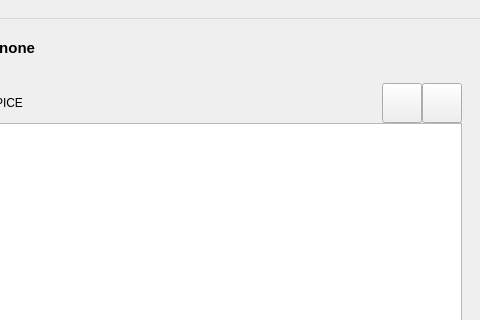
Above: ui/mainwindow.ui from SirBlaz333/L2Spice before the change; both pictures show x 544 to 1024 and y 0 to 320 of the 1024 by 600 pixel window. Below: the same form after it.
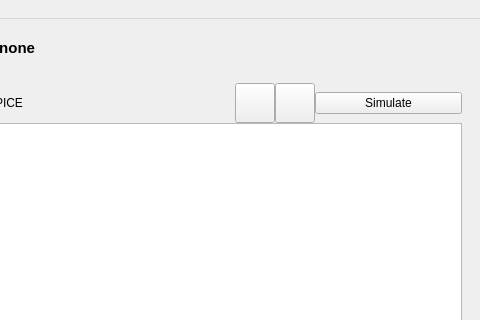
That is the form after the change. Icons and pictures are not drawn. Custom widgets are drawn as their Qt base class.

Diff of the .ui file:
```diff
--- a/ui/mainwindow.ui
+++ b/ui/mainwindow.ui
@@ -874,6 +874,13 @@
             </property>
            </widget>
           </item>
+          <item>
+           <widget class="QPushButton" name="simulateButton">
+            <property name="text">
+             <string>Simulate</string>
+            </property>
+           </widget>
+          </item>
          </layout>
         </item>
         <item>
```
